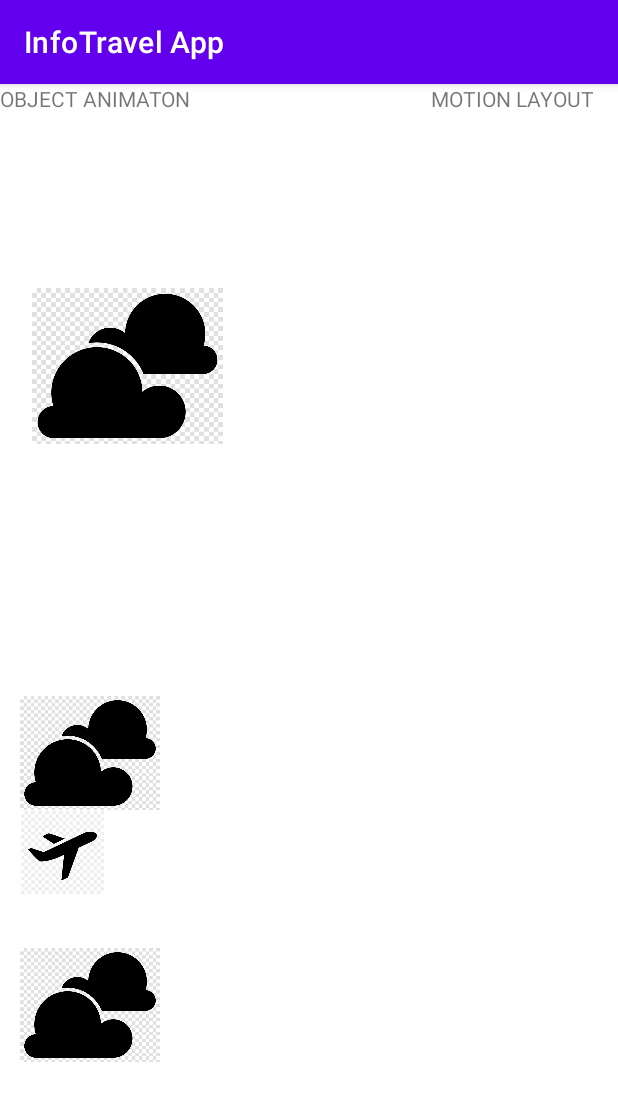
After one commit to Nicu-Miruna/InfoTravelapp, an Android app: the AnimationActivity screen opened directly, with no data from a screen before it, on a phone screen of 412 x 824 dp. The commit adds this screen. Shown: the top 1101 px of the screen. Run offline under Robolectric (Android 15) with nearby library versions, the phone set to English and light mode, and no system bars.

Commit message:
Animation

```diff
--- a/app/src/main/AndroidManifest.xml
+++ b/app/src/main/AndroidManifest.xml
@@ -8,11 +8,12 @@
         android:dataExtractionRules="@xml/data_extraction_rules"
         android:fullBackupContent="@xml/backup_rules"
         android:icon="@mipmap/ic_launcher"
-        android:label="My app"
+        android:label="InfoTravel App"
         android:roundIcon="@mipmap/ic_launcher_round"
         android:supportsRtl="true"
         android:theme="@style/Theme.App"
         tools:targetApi="31">
+
         <activity
             android:name=".MainActivity"
             android:exported="true">
@@ -25,6 +26,8 @@
             </intent-filter>
         </activity>
         <activity android:name=".GalleryActivity" />
+        <activity android:name=".AnimationActivity" />
+
     </application>
 
 </manifest>
--- /dev/null
+++ b/app/src/main/java/com/fmi/app/AnimationActivity.kt
@@ -0,0 +1,25 @@
+package com.fmi.app
+
+import android.animation.ObjectAnimator
+import android.os.Bundle
+import android.view.View
+import android.widget.ImageView
+import androidx.appcompat.app.AppCompatActivity
+import android.widget.Toast;
+
+class AnimationActivity : AppCompatActivity() {
+    override fun onCreate(savedInstanceState: Bundle?) {
+        super.onCreate(savedInstanceState)
+        setContentView(R.layout.activity_animation)
+        val airplaneView = findViewById<View>(R.id.airplane_id) as ImageView
+
+        val AnimateAir = ObjectAnimator.ofFloat(airplaneView, "translationX", 1000f)
+        AnimateAir.start();
+        AnimateAir.duration = 4000
+
+    }
+
+    companion object {
+        private const val TAG = "AnimationActivity"
+    }
+}
--- a/app/src/main/java/com/fmi/app/MainActivity.kt
+++ b/app/src/main/java/com/fmi/app/MainActivity.kt
@@ -22,7 +22,7 @@ import java.util.*
 
 class MainActivity : AppCompatActivity(), LocationAdapter.OnNoteListener {
      var camera_open_id: Button? = null
-
+     var animation_id: Button? = null
     /* ImageView click_image_id;*/
     var drawerLayout: DrawerLayout? = null
     var actionBarDrawerToggle: ActionBarDrawerToggle? = null
@@ -43,13 +43,21 @@ class MainActivity : AppCompatActivity(), LocationAdapter.OnNoteListener {
     override fun onCreate(savedInstanceState: Bundle?) {
         super.onCreate(savedInstanceState)
         setContentView(R.layout.activity_main)
-
+        //camera
         camera_open_id = findViewById<View>(R.id.camera_button) as Button
 
-        /* click_image_id = (ImageView)findViewById(R.id.click_image);*/camera_open_id!!.setOnClickListener {
+
+        camera_open_id!!.setOnClickListener {
             val camera_intent = Intent(MediaStore.ACTION_IMAGE_CAPTURE)
             someActivityResultLauncher.launch(camera_intent)
         }
+        //animation
+        animation_id = findViewById<View>(R.id.animation_button) as Button
+        animation_id!!.setOnClickListener {
+            val animation_intent = Intent(this, AnimationActivity::class.java)
+            startActivity(animation_intent)
+        }
+
         drawerLayout = findViewById(R.id.my_drawer_layout)
 
 
--- /dev/null
+++ b/app/src/main/res/layout-land/activity_animation.xml
@@ -0,0 +1,71 @@
+<?xml version="1.0" encoding="utf-8"?>
+<androidx.constraintlayout.motion.widget.MotionLayout xmlns:android="http://schemas.android.com/apk/res/android"
+    xmlns:app="http://schemas.android.com/apk/res-auto"
+    xmlns:tools="http://schemas.android.com/tools"
+    android:layout_width="match_parent"
+    android:layout_height="match_parent"
+    app:layoutDescription="@xml/activity_animation_scene"
+    tools:context=".AnimationActivity">
+
+
+    <TextView
+        android:id="@+id/textView2"
+        android:layout_width="wrap_content"
+        android:layout_height="wrap_content"
+        android:text="OBJECT ANIMATON"
+        tools:layout_editor_absoluteY="675dp" />
+
+    <TextView
+        android:id="@+id/textView3"
+        android:layout_width="wrap_content"
+        android:layout_height="wrap_content"
+        android:text="MOTION LAYOUT"
+        tools:layout_editor_absoluteX="588dp"
+        tools:layout_editor_absoluteY="675dp" />
+
+    <ImageView
+        android:id="@+id/airplane_id"
+        android:layout_width="120dp"
+        android:layout_height="76dp"
+        app:layout_constraintBottom_toBottomOf="parent"
+        app:srcCompat="@drawable/images"
+        tools:ignore="MissingConstraints" />
+
+    <ImageView
+        android:id="@+id/airplane1_id"
+        android:layout_width="120dp"
+        android:layout_height="76dp"
+        app:layout_constraintBottom_toBottomOf="parent"
+        app:srcCompat="@drawable/airplane"
+        tools:ignore="MissingConstraints"
+        tools:layout_editor_absoluteX="16dp" />
+
+    <ImageView
+        android:id="@+id/cloud_id"
+        android:layout_width="120dp"
+        android:layout_height="76dp"
+        app:layout_constraintBottom_toBottomOf="parent"
+        app:srcCompat="@drawable/cloud"
+        tools:ignore="MissingConstraints"
+        tools:layout_editor_absoluteX="71dp" />
+
+    <ImageView
+        android:id="@+id/cloud2_id"
+        android:layout_width="120dp"
+        android:layout_height="76dp"
+        app:layout_constraintBottom_toBottomOf="parent"
+        app:srcCompat="@drawable/cloud"
+        tools:ignore="MissingConstraints"
+        tools:layout_editor_absoluteX="71dp" />
+
+    <ImageView
+        android:id="@+id/cloud3_id"
+        android:layout_width="120dp"
+        android:layout_height="76dp"
+        app:layout_constraintBottom_toBottomOf="parent"
+        app:srcCompat="@drawable/cloud"
+        tools:ignore="MissingConstraints"
+        tools:layout_editor_absoluteX="71dp" />
+
+
+</androidx.constraintlayout.motion.widget.MotionLayout>
--- a/app/src/main/res/layout-land/activity_main.xml
+++ b/app/src/main/res/layout-land/activity_main.xml
@@ -24,7 +24,14 @@
             android:layout_gravity="center|bottom"
             android:id="@+id/camera_button"
             android:text="Camera" />
-
+        <Button
+            android:id="@+id/animation_button"
+            android:layout_width="120dp"
+            android:layout_height="50dp"
+            android:layout_gravity="right|bottom"
+            android:layout_marginStart="20dp"
+            android:layout_marginBottom="10dp"
+            android:text="Animation" />
         <ImageView
             android:id="@+id/click_image"
             android:layout_width="350dp"
--- /dev/null
+++ b/app/src/main/res/layout/activity_animation.xml
@@ -0,0 +1,72 @@
+<?xml version="1.0" encoding="utf-8"?>
+<androidx.constraintlayout.motion.widget.MotionLayout xmlns:android="http://schemas.android.com/apk/res/android"
+    xmlns:app="http://schemas.android.com/apk/res-auto"
+    xmlns:tools="http://schemas.android.com/tools"
+    android:layout_width="match_parent"
+    android:layout_height="match_parent"
+    app:layoutDescription="@xml/activity_animation_scene"
+    tools:context=".AnimationActivity">
+
+
+
+
+    <TextView
+        android:id="@+id/textView3"
+        android:layout_width="wrap_content"
+        android:layout_height="wrap_content"
+        android:text="MOTION LAYOUT"
+        tools:layout_editor_absoluteY="675dp" />
+
+    <ImageView
+        android:id="@+id/airplane_id"
+        android:layout_width="120dp"
+        android:layout_height="76dp"
+        app:layout_constraintBottom_toBottomOf="parent"
+        app:srcCompat="@drawable/images"
+        tools:ignore="MissingConstraints" />
+    <TextView
+        android:id="@+id/textView2"
+        android:layout_width="200dp"
+        android:layout_height="40dp"
+        android:text="OBJECT ANIMATON"
+        tools:layout_editor_absoluteY="675dp"
+        android:layout_gravity="center|bottom"/>
+
+    <ImageView
+        android:id="@+id/airplane1_id"
+        android:layout_width="120dp"
+        android:layout_height="76dp"
+        app:layout_constraintBottom_toBottomOf="parent"
+        app:srcCompat="@drawable/airplane"
+        tools:ignore="MissingConstraints"
+        tools:layout_editor_absoluteX="16dp" />
+
+    <ImageView
+        android:id="@+id/cloud_id"
+        android:layout_width="120dp"
+        android:layout_height="76dp"
+        app:layout_constraintBottom_toBottomOf="parent"
+        app:srcCompat="@drawable/cloud"
+        tools:ignore="MissingConstraints"
+        tools:layout_editor_absoluteX="71dp" />
+
+    <ImageView
+        android:id="@+id/cloud2_id"
+        android:layout_width="120dp"
+        android:layout_height="76dp"
+        app:layout_constraintBottom_toBottomOf="parent"
+        app:srcCompat="@drawable/cloud"
+        tools:ignore="MissingConstraints"
+        tools:layout_editor_absoluteX="71dp" />
+
+    <ImageView
+        android:id="@+id/cloud3_id"
+        android:layout_width="120dp"
+        android:layout_height="76dp"
+        app:layout_constraintBottom_toBottomOf="parent"
+        app:srcCompat="@drawable/cloud"
+        tools:ignore="MissingConstraints"
+        tools:layout_editor_absoluteX="71dp" />
+
+
+</androidx.constraintlayout.motion.widget.MotionLayout>
--- a/app/src/main/res/layout/activity_main.xml
+++ b/app/src/main/res/layout/activity_main.xml
@@ -25,13 +25,15 @@
             android:id="@+id/camera_button"
             android:text="Camera" />
 
-        <!--   <ImageView
-               android:layout_marginTop="70dp"
-               android:layout_width="350dp"
-               android:layout_marginLeft="15dp"
-               android:layout_height="450dp"
-               android:id="@+id/click_image"
-               android:layout_marginBottom="10dp"/>-->
+        <Button
+            android:id="@+id/animation_button"
+            android:layout_width="100dp"
+            android:layout_height="50dp"
+            android:layout_gravity="right|bottom"
+            android:layout_marginStart="20dp"
+            android:layout_marginBottom="10dp"
+            android:text="Animation" />
+
         <androidx.appcompat.widget.Toolbar
             android:id="@+id/toolbar"
             android:layout_width="match_parent"
--- /dev/null
+++ b/app/src/main/res/values-land/dimens.xml
@@ -0,0 +1,3 @@
+<resources>
+    <dimen name="fab_margin">48dp</dimen>
+</resources>
--- /dev/null
+++ b/app/src/main/res/values-w1240dp/dimens.xml
@@ -0,0 +1,3 @@
+<resources>
+    <dimen name="fab_margin">200dp</dimen>
+</resources>
--- /dev/null
+++ b/app/src/main/res/values-w600dp/dimens.xml
@@ -0,0 +1,3 @@
+<resources>
+    <dimen name="fab_margin">48dp</dimen>
+</resources>
--- /dev/null
+++ b/app/src/main/res/values/dimens.xml
@@ -0,0 +1,8 @@
+<resources>
+    <!-- Default screen margins, per the Android Design guidelines. -->
+    <dimen name="activity_horizontal_margin">16dp</dimen>
+    <dimen name="activity_vertical_margin">16dp</dimen>
+    <dimen name="nav_header_vertical_spacing">8dp</dimen>
+    <dimen name="nav_header_height">176dp</dimen>
+    <dimen name="fab_margin">16dp</dimen>
+</resources>
--- a/app/src/main/res/values/strings.xml
+++ b/app/src/main/res/values/strings.xml
@@ -6,4 +6,33 @@
         of the navigation drawer-->
     <string name="nav_open">Open</string>
     <string name="nav_close">Close</string>
+    <!-- Strings related to login -->
+    <string name="prompt_email">Email</string>
+    <string name="prompt_password">Password</string>
+    <string name="action_sign_in">Sign in or register</string>
+    <string name="action_sign_in_short">Sign in</string>
+    <string name="welcome">"Welcome!"</string>
+    <string name="invalid_username">Not a valid username</string>
+    <string name="invalid_password">Password must be >5 characters</string>
+    <string name="login_failed">"Login failed"</string>
+    <string name="title_activity_navigation_drawer">NavigationDrawer</string>
+    <string name="navigation_drawer_open">Open navigation drawer</string>
+    <string name="navigation_drawer_close">Close navigation drawer</string>
+    <string name="nav_header_title">Android Studio</string>
+    <string name="nav_header_subtitle">android.studio@android.com</string>
+    <string name="nav_header_desc">Navigation header</string>
+    <string name="action_settings">Settings</string>
+
+    <string name="menu_home">Home</string>
+    <string name="menu_gallery">Gallery</string>
+    <string name="menu_slideshow">Slideshow</string>
+    <string name="title_activity_animation">AnimationActivity</string>
+    <!-- Strings used for fragments for navigation -->
+    <string name="first_fragment_label">First Fragment</string>
+    <string name="second_fragment_label">Second Fragment</string>
+    <string name="next">Next</string>
+    <string name="previous">Previous</string>
+
+    <string name="hello_first_fragment">Hello first fragment</string>
+    <string name="hello_second_fragment">Hello second fragment. Arg: %1$s</string>
 </resources>
--- a/app/src/main/res/values/themes.xml
+++ b/app/src/main/res/values/themes.xml
@@ -13,11 +13,17 @@
         <item name="android:statusBarColor" tools:targetApi="l">?attr/colorPrimaryVariant</item>
         <!-- Customize your theme here. -->
     </style>
+
     <style name="Theme.App.NoActionBar">
         <item name="windowActionBar">false</item>
         <item name="windowNoTitle">true</item>
     </style>
+
     <style name="Theme.Navdrqwer.AppBarOverlay" parent="ThemeOverlay.AppCompat.Dark.ActionBar" />
 
     <style name="Theme.Navdrqwer.PopupOverlay" parent="ThemeOverlay.AppCompat.Light" />
+
+    <style name="Theme.App.AppBarOverlay" parent="ThemeOverlay.AppCompat.Dark.ActionBar" />
+
+    <style name="Theme.App.PopupOverlay" parent="ThemeOverlay.AppCompat.Light" />
 </resources>
--- /dev/null
+++ b/app/src/main/res/xml/activity_animation_scene.xml
@@ -0,0 +1,115 @@
+<?xml version="1.0" encoding="utf-8"?>
+<MotionScene
+    xmlns:android="http://schemas.android.com/apk/res/android"
+    xmlns:motion="http://schemas.android.com/apk/res-auto">
+
+    <Transition
+        motion:constraintSetEnd="@+id/end"
+        motion:constraintSetStart="@id/start"
+        motion:duration="1000">
+       <KeyFrameSet>
+           <KeyPosition
+               motion:motionTarget="@+id/airplane1_id"
+               motion:framePosition="30"
+               motion:keyPositionType="deltaRelative"
+               motion:percentX="0.419"
+               motion:percentY="0.832" />
+           <KeyPosition
+               motion:motionTarget="@+id/airplane1_id"
+               motion:framePosition="10"
+               motion:keyPositionType="deltaRelative" />
+       </KeyFrameSet>
+        <OnClick motion:targetId="@+id/airplane1_id" />
+    </Transition>
+
+    <ConstraintSet android:id="@+id/start">
+        <Constraint
+            android:layout_height="104dp"
+            motion:layout_editor_absoluteX="0dp"
+            motion:layout_constraintBottom_toBottomOf="parent"
+            android:layout_marginBottom="528dp"
+            android:layout_width="170dp"
+            android:id="@+id/cloud_id" />
+        <Constraint
+            android:layout_height="55dp"
+            motion:layout_editor_absoluteX="-29dp"
+            motion:layout_constraintBottom_toBottomOf="parent"
+            android:layout_marginBottom="228dp"
+            android:layout_width="83dp"
+            android:id="@+id/airplane1_id" />
+        <Constraint
+            android:layout_height="76dp"
+            motion:layout_editor_absoluteX="267dp"
+            motion:layout_constraintBottom_toBottomOf="parent"
+            android:layout_marginBottom="116dp"
+            android:layout_width="120dp"
+            android:id="@+id/cloud3_id" />
+        <Constraint
+            android:layout_height="76dp"
+            motion:layout_editor_absoluteX="245dp"
+            motion:layout_constraintBottom_toBottomOf="parent"
+            android:layout_width="120dp"
+            android:id="@+id/cloud2_id"
+            android:layout_marginBottom="284dp" />
+        <Constraint
+            motion:layout_editor_absoluteY="16dp"
+            android:layout_height="20dp"
+            android:layout_width="wrap_content"
+            android:id="@+id/textView3"
+            motion:layout_constraintEnd_toEndOf="parent"
+            android:layout_marginEnd="16dp"
+            android:layout_marginRight="16dp" />
+        <Constraint
+            android:layout_height="76dp"
+            motion:layout_editor_absoluteX="0dp"
+            motion:layout_constraintBottom_toBottomOf="parent"
+            android:layout_width="120dp"
+            android:id="@+id/airplane_id" />
+    </ConstraintSet>
+
+    <ConstraintSet android:id="@+id/end">
+        <Constraint
+            android:layout_width="wrap_content"
+            android:layout_height="wrap_content"
+            motion:layout_editor_absoluteY="675dp"
+            android:id="@+id/textView3"
+            motion:layout_constraintStart_toStartOf="parent"
+            motion:layout_editor_absoluteX="259dp" />
+        <Constraint
+            android:layout_height="103dp"
+            motion:layout_constraintBottom_toBottomOf="parent"
+            android:layout_marginBottom="112dp"
+            android:layout_width="163dp"
+            android:id="@+id/cloud_id"
+            motion:layout_constraintEnd_toEndOf="parent"
+            android:layout_marginEnd="4dp"
+            android:layout_marginRight="4dp" />
+        <Constraint
+            android:layout_height="29dp"
+            motion:layout_constraintBottom_toBottomOf="parent"
+            android:layout_marginBottom="220dp"
+            android:layout_width="77dp"
+            android:id="@+id/cloud2_id"
+            motion:layout_constraintStart_toStartOf="parent"
+            android:layout_marginLeft="92dp"
+            android:layout_marginStart="92dp" />
+        <Constraint
+            android:layout_height="116dp"
+            motion:layout_constraintBottom_toBottomOf="parent"
+            android:layout_marginBottom="384dp"
+            android:layout_width="163dp"
+            android:id="@+id/cloud3_id"
+            motion:layout_constraintStart_toStartOf="parent"
+            android:layout_marginLeft="36dp"
+            android:layout_marginStart="36dp" />
+        <Constraint
+            android:layout_height="52dp"
+            motion:layout_constraintBottom_toBottomOf="parent"
+            android:layout_marginBottom="396dp"
+            android:layout_width="71dp"
+            android:id="@+id/airplane1_id"
+            motion:layout_constraintEnd_toEndOf="parent"
+            android:layout_marginEnd="4dp"
+            android:layout_marginRight="4dp" />
+    </ConstraintSet>
+</MotionScene>
```
Also changed, not shown: app/build.gradle (+8 -0 lines), app/src/main/res/drawable/airplane.png (added), app/src/main/res/drawable/cloud.png (added), app/src/main/res/drawable/images.png (added).
